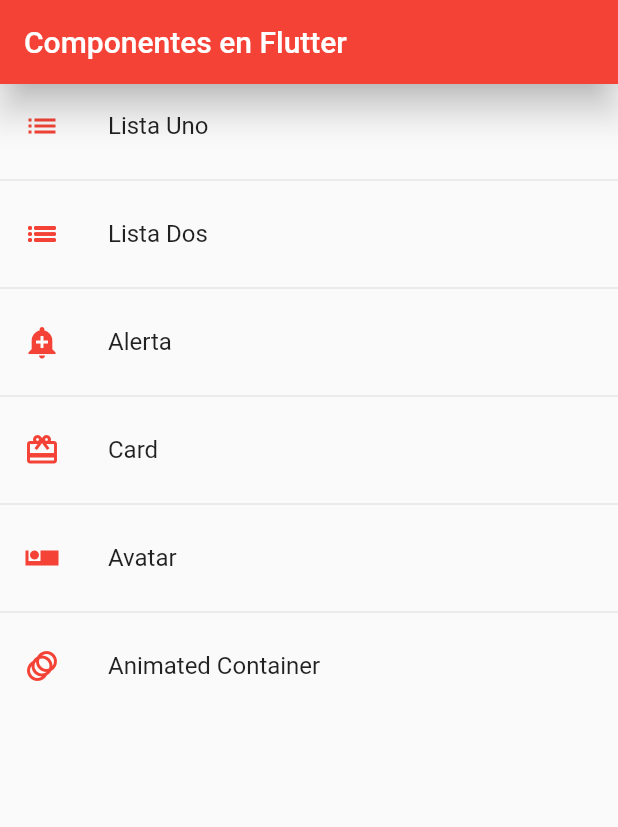
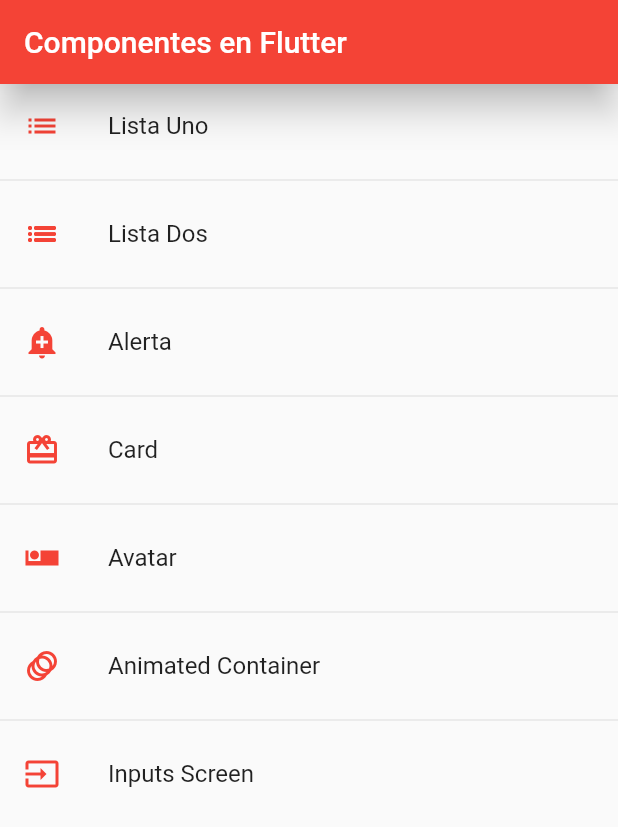
Before and after one commit to dayanescamilla/FlutterComponents, a Flutter app: the screen it shows after launch, on a phone screen of 412 x 824 dp. Shown: the top 827 px of the screen. Run offline on Flutter 3.47's test engine with Material 2 defaults, Android fonts, the phone set to English and light mode, and no system bars.

Commit message:
Se agregaron nuevo fichero Text Field

```diff
--- a/lib/Widgets/widgets.dart
+++ b/lib/Widgets/widgets.dart
@@ -1,4 +1,6 @@
 //Archivo de exportacion de widgets
+
+export 'package:flutter_components/Widgets/custom_item_field.dart';
 
 export 'package:flutter_components/Widgets/custom_widget_two.dart';
 export 'package:flutter_components/Widgets/custom_widget_one.dart';
--- a/lib/router/app_routes.dart
+++ b/lib/router/app_routes.dart
@@ -37,6 +37,11 @@ class AppRoutes {
         icon: Icons.animation,
         name: 'Animated Container',
         screen: const AnimatedContainerScreen()),
+    MenuOptions(
+        route: 'inputs',
+        icon: Icons.input,
+        name: 'Inputs Screen',
+        screen: const InputScreen()),
   ];
 
   static Map<String, Widget Function(BuildContext)> getAppRoutes() {
--- a/lib/screens/animated_container_screen.dart
+++ b/lib/screens/animated_container_screen.dart
@@ -1,7 +1,7 @@
 import 'dart:math';
 
 import 'package:flutter/material.dart';
-import 'package:flutter_components/theme/app_theme.dart';
+//import 'package:flutter_components/theme/app_theme.dart';
 
 class AnimatedContainerScreen extends StatefulWidget {
   const AnimatedContainerScreen({super.key});
--- a/lib/screens/screens.dart
+++ b/lib/screens/screens.dart
@@ -1,3 +1,4 @@
+export 'package:flutter_components/screens/input_screen.dart';
 export 'package:flutter_components/screens/animated_container_screen.dart';
 export 'package:flutter_components/screens/avatar_screen.dart';
 export 'package:flutter_components/screens/alert_screen.dart';
--- a/lib/theme/app_theme.dart
+++ b/lib/theme/app_theme.dart
@@ -22,7 +22,31 @@ class AppTheme {
       style: ElevatedButton.styleFrom(
           backgroundColor: colorPrimario,
           shape: const StadiumBorder(),
-              elevation: 0)));
+          elevation: 0),
+    ),
+
+    //Input
+    inputDecorationTheme: const InputDecorationTheme(
+        floatingLabelStyle: TextStyle(color: colorPrimario),
+        enabledBorder: OutlineInputBorder(
+          borderSide: BorderSide(color: colorPrimario),
+          borderRadius: BorderRadius.only(
+            bottomLeft: Radius.circular(10),
+          ),
+        ),
+        focusedBorder: OutlineInputBorder(
+          borderSide: BorderSide(color: colorPrimario),
+          borderRadius: BorderRadius.only(
+            bottomLeft: Radius.circular(10),
+          ),
+        ),
+        border: OutlineInputBorder(
+          borderRadius: BorderRadius.only(
+            bottomLeft: Radius.circular(10),
+          ),
+        )),
+  );
+
   //Tema oscuro
   static final ThemeData darkTheme = ThemeData.dark().copyWith(
     primaryColor: colorPrimario,
```
Also changed, not shown: lib/Widgets/custom_item_field.dart (added, +55 -0 lines), lib/screens/input_screen.dart (added, +81 -0 lines). Lines whose indentation alone changed are shown as unchanged.
